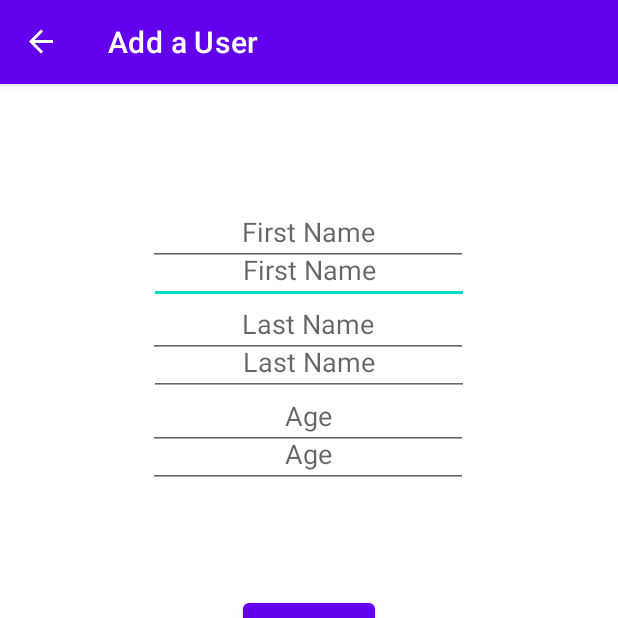
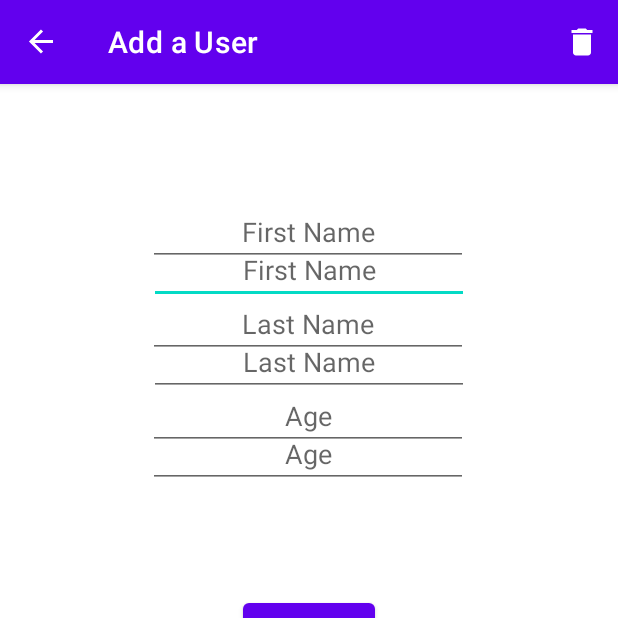
Before and after one commit to bharathkalyans/RoomDataBase, an Android app: the fragment UpdateFragment placed in its activity, after a tap on "TODO", on a phone screen of 412 x 824 dp, the top half of it. Run offline under Robolectric (Android 15) with nearby library versions, the phone set to English and light mode, and no system bars; our stand-ins replace Room's generated code, navigation-ui; 4 statements that could not run were skipped.

Commit message:
Added a Delete Menu so that we can delete a particular user or Whole list of users.

```diff
--- a/app/build.gradle
+++ b/app/build.gradle
@@ -13,7 +13,7 @@ android {
 
     defaultConfig {
         applicationId "com.bharathkalyans.roomdatabase"
-        minSdkVersion 19
+        minSdkVersion 26
         targetSdkVersion 30
         versionCode 1
         versionName "1.0"
--- a/app/src/main/java/com/bharathkalyans/roomdatabase/data/UserDao.kt
+++ b/app/src/main/java/com/bharathkalyans/roomdatabase/data/UserDao.kt
@@ -17,5 +17,10 @@ interface UserDao {
     @Query("SELECT * FROM user_table ORDER BY id ASC")
     fun getAllData(): LiveData<List<User>>
 
+    @Delete
+    suspend fun deleteUser(user: User)
+
+    @Query("DELETE FROM user_table")
+    suspend fun deleteAllUsers()
 
 }
--- /dev/null
+++ b/app/src/main/res/drawable/ic_delete.xml
@@ -0,0 +1,10 @@
+<vector xmlns:android="http://schemas.android.com/apk/res/android"
+    android:width="24dp"
+    android:height="24dp"
+    android:viewportWidth="24"
+    android:viewportHeight="24"
+    android:tint="?attr/colorControlNormal">
+  <path
+      android:fillColor="@android:color/white"
+      android:pathData="M6,19c0,1.1 0.9,2 2,2h8c1.1,0 2,-0.9 2,-2V7H6v12zM19,4h-3.5l-1,-1h-5l-1,1H5v2h14V4z"/>
+</vector>
--- /dev/null
+++ b/app/src/main/res/menu-v26/delete_menu.xml
@@ -0,0 +1,11 @@
+<?xml version="1.0" encoding="utf-8"?>
+<menu xmlns:android="http://schemas.android.com/apk/res/android"
+    xmlns:app="http://schemas.android.com/apk/res-auto">
+
+    <item
+        android:id="@+id/menu_delete"
+        android:icon="@drawable/ic_delete"
+        android:title="@string/delete"
+        app:showAsAction="ifRoom"
+        android:iconTint="#FFFFFF"/>
+</menu>
--- /dev/null
+++ b/app/src/main/res/menu/delete_menu.xml
@@ -0,0 +1,11 @@
+<?xml version="1.0" encoding="utf-8"?>
+<menu xmlns:android="http://schemas.android.com/apk/res/android"
+    xmlns:app="http://schemas.android.com/apk/res-auto">
+
+    <item
+        android:id="@+id/menu_delete"
+        android:icon="@drawable/ic_delete"
+        android:iconTint="#FFFFFF"
+        android:title="@string/delete"
+        app:showAsAction="ifRoom" />
+</menu>
--- a/app/src/main/res/values/strings.xml
+++ b/app/src/main/res/values/strings.xml
@@ -7,4 +7,5 @@
     <string name="first_name">First Name</string>
     <string name="add">ADD</string>
     <string name="update">UPDATE</string>
+    <string name="delete">Delete</string>
 </resources>
```
Also changed, not shown: app/src/main/java/com/bharathkalyans/roomdatabase/fragments/list/ListFragment.kt (+42 -4 lines), app/src/main/java/com/bharathkalyans/roomdatabase/fragments/update/UpdateFragment.kt (+42 -3 lines), app/src/main/java/com/bharathkalyans/roomdatabase/repository/UserRepository.kt (+9 -0 lines), app/src/main/java/com/bharathkalyans/roomdatabase/viewmodel/UserViewModel.kt (+12 -0 lines).
